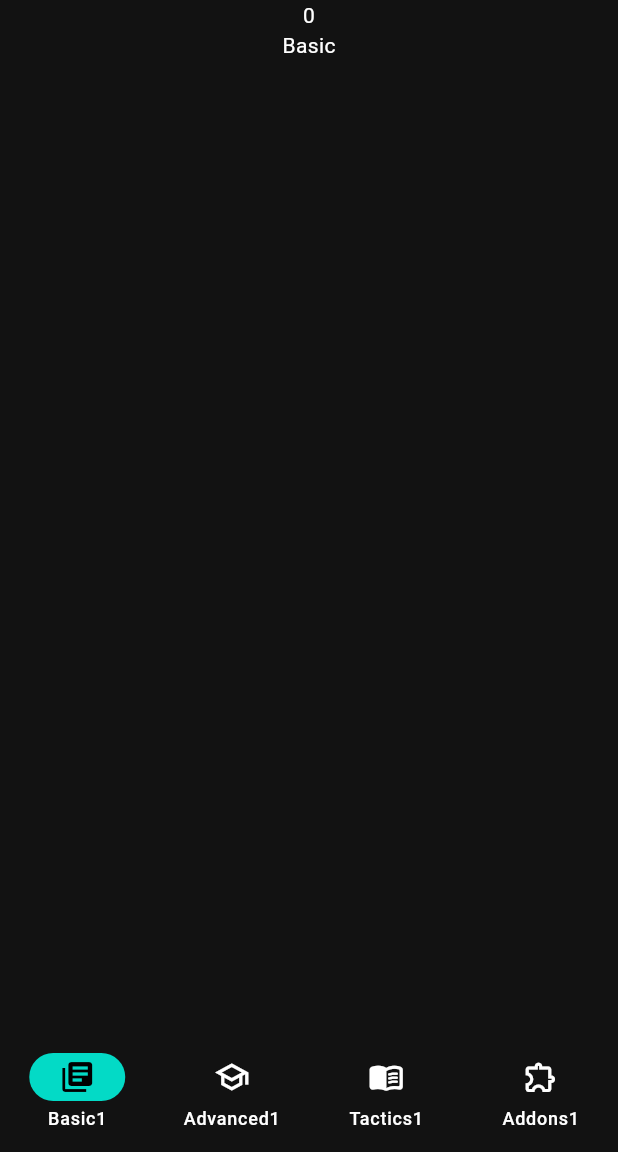
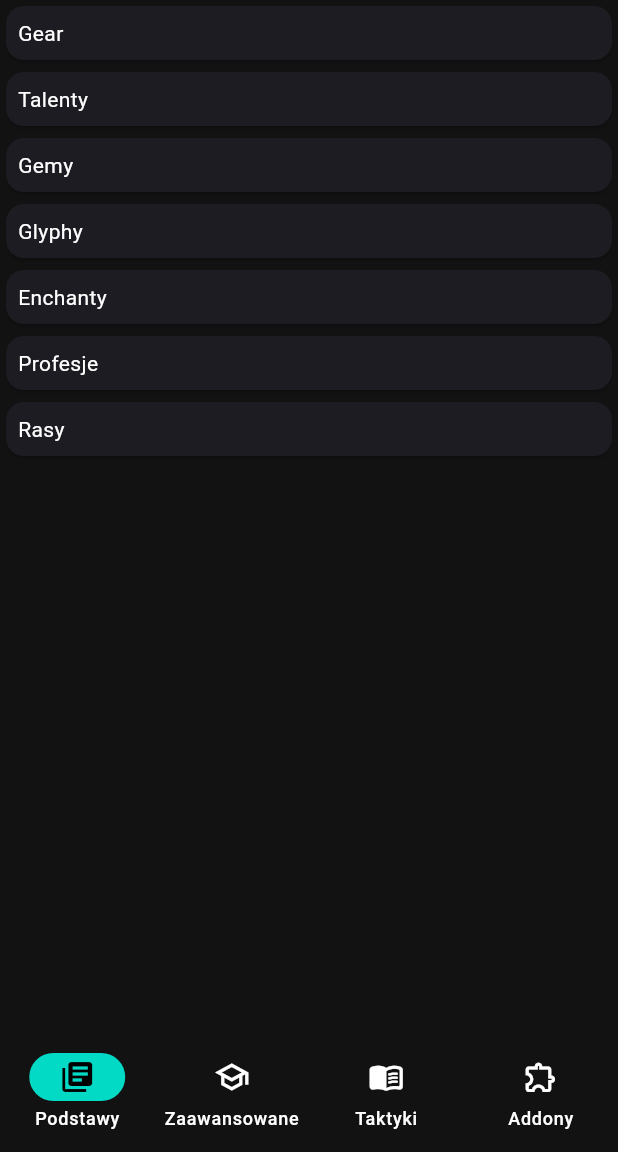
Before and after one commit to Xyriachi/Apps, a Flutter app: the screen it shows after launch, on a phone screen of 412 x 824 dp, the part 84-1236 px from its top. Run offline on Flutter 3.47's test engine with Material 2 defaults, Android fonts, the phone set to English and light mode, and no system bars; our stand-ins replace bloc, flutter_bloc.

Commit message:
Sub categories list and better navigation
Sub categories list for all categories,
Template for each item in sub categories list,
Better navigation

```diff
--- a/how_to_dywan/lib/bottom_nav_bar.dart
+++ b/how_to_dywan/lib/bottom_nav_bar.dart
@@ -15,7 +15,7 @@ class BottomNavBar extends StatelessWidget {
                   context.read<BottomNavCubit>().select(value),
                 },
             selectedIndex: state,
-            destinations: Destinations().getNavDestinations(state));
+            destinations: Destinations().getNavDestinations());
       },
     );
   }
--- /dev/null
+++ b/how_to_dywan/lib/categories/cat_data/addons_list.dart
@@ -0,0 +1,11 @@
+class AddonsList {
+  List<String> addonsList = [
+    'Deadly Boss Mods',
+    'Omen Threat Meter',
+    'Skada Damage Meter',
+  ];
+
+  getAddonsList() {
+    return addonsList;
+  }
+}
--- /dev/null
+++ b/how_to_dywan/lib/categories/cat_data/advanced_list.dart
@@ -0,0 +1,12 @@
+class AdvancedList {
+  List<String> advancedList = [
+    'Lista Spelli',
+    'Rotacja',
+    'Opener',
+    'Jedzenie i Mikstury',
+  ];
+
+  getAdvancedList() {
+    return advancedList;
+  }
+}
--- /dev/null
+++ b/how_to_dywan/lib/categories/cat_data/basic_list.dart
@@ -0,0 +1,17 @@
+class BasicList {
+  List<String> basicList = [
+    'Gear',
+    'Talenty',
+    'Gemy',
+    'Glyphy',
+    'Enchanty',
+    'Profesje',
+    'Rasy',
+  ];
+
+  get length => null;
+
+  getBasicList() {
+    return basicList;
+  }
+}
--- /dev/null
+++ b/how_to_dywan/lib/categories/cat_data/tactics_list.dart
@@ -0,0 +1,11 @@
+class TacticsList {
+  List<String> tacticsList = [
+    'Icecrown Citadel',
+    'The Ruby Sanctum',
+    'Trial of the Crusader',
+  ];
+
+  getTacticsList() {
+    return tacticsList;
+  }
+}
--- /dev/null
+++ b/how_to_dywan/lib/categories/sub_cat_template.dart
@@ -0,0 +1,37 @@
+import 'package:flutter/material.dart';
+import 'package:how_to_dywan/categories/cat_data/basic_list.dart';
+import 'package:how_to_dywan/categories/cat_data/advanced_list.dart';
+import 'package:how_to_dywan/categories/cat_data/tactics_list.dart';
+import 'package:how_to_dywan/categories/cat_data/addons_list.dart';
+import 'package:how_to_dywan/state/bottom_nav_cubit.dart';
+import 'package:flutter_bloc/flutter_bloc.dart';
+
+class SubCategoriesTemplate extends StatelessWidget {
+  const SubCategoriesTemplate({super.key});
+
+  @override
+  Widget build(BuildContext context) {
+    return BlocBuilder<BottomNavCubit, int>(
+      builder: (context, state) {
+        List subCategoryList = state == 0
+            ? BasicList().getBasicList()
+            : state == 1
+                ? AdvancedList().getAdvancedList()
+                : state == 2
+                    ? TacticsList().getTacticsList()
+                    : AddonsList().getAddonsList();
+        return ListView.builder(
+            itemCount: subCategoryList.length,
+            physics: const NeverScrollableScrollPhysics(),
+            itemBuilder: (context, index) {
+              return Card(
+                  elevation: 1,
+                  child: Padding(
+                    padding: const EdgeInsets.all(8.0),
+                    child: Text(subCategoryList[index]),
+                  ));
+            });
+      },
+    );
+  }
+}
--- a/how_to_dywan/lib/main.dart
+++ b/how_to_dywan/lib/main.dart
@@ -22,18 +22,21 @@ class MainApp extends StatelessWidget {
       ],
       child: MaterialApp(
         theme: ThemeData(
-            useMaterial3: true, colorScheme: const ColorScheme.dark()),
+          useMaterial3: true,
+          colorScheme: const ColorScheme.dark(),
+          cardTheme: const CardTheme(color: Color.fromARGB(255, 28, 28, 34)),
+        ),
         home: Scaffold(
           body: NestedScrollView(
             floatHeaderSlivers: true,
             headerSliverBuilder: (BuildContext context, bool isScrolled) {
               return [
-                TopAppBar(),
+                const TopAppBar(),
               ];
             },
-            body: NavigationLogic(),
+            body: const NavigationLogic(),
           ),
-          bottomNavigationBar: BottomNavBar(),
+          bottomNavigationBar: const BottomNavBar(),
         ),
       ),
     );
--- a/how_to_dywan/lib/navigation/destinations.dart
+++ b/how_to_dywan/lib/navigation/destinations.dart
@@ -6,117 +6,25 @@ class Destinations {
     NavigationDestination(
       icon: Icon(Icons.library_books_outlined),
       selectedIcon: Icon(Icons.library_books),
-      label: 'Basic',
+      label: 'Podstawy',
     ),
     NavigationDestination(
       icon: Icon(Icons.school_outlined),
       selectedIcon: Icon(Icons.school),
-      label: 'Advanced',
+      label: 'Zaawansowane',
     ),
     NavigationDestination(
       icon: Icon(Icons.menu_book_rounded),
-      label: 'Tactics',
+      label: 'Taktyki',
     ),
     NavigationDestination(
       icon: Icon(Icons.extension_outlined),
       selectedIcon: Icon(Icons.extension),
-      label: 'Addons',
-    ),
-  ];
-  List<Widget> basic = const [
-    NavigationDestination(
-      icon: Icon(Icons.library_books_outlined),
-      selectedIcon: Icon(Icons.library_books),
-      label: 'Basic1',
-    ),
-    NavigationDestination(
-      icon: Icon(Icons.school_outlined),
-      selectedIcon: Icon(Icons.school),
-      label: 'Advanced1',
-    ),
-    NavigationDestination(
-      icon: Icon(Icons.menu_book_rounded),
-      label: 'Tactics1',
-    ),
-    NavigationDestination(
-      icon: Icon(Icons.extension_outlined),
-      selectedIcon: Icon(Icons.extension),
-      label: 'Addons1',
-    ),
-  ];
-  List<Widget> advanced = const [
-    NavigationDestination(
-      icon: Icon(Icons.library_books_outlined),
-      selectedIcon: Icon(Icons.library_books),
-      label: 'Basic2',
-    ),
-    NavigationDestination(
-      icon: Icon(Icons.school_outlined),
-      selectedIcon: Icon(Icons.school),
-      label: 'Advanced2',
-    ),
-    NavigationDestination(
-      icon: Icon(Icons.menu_book_rounded),
-      label: 'Tactics2',
-    ),
-    NavigationDestination(
-      icon: Icon(Icons.extension_outlined),
-      selectedIcon: Icon(Icons.extension),
-      label: 'Addons2',
-    ),
-  ];
-  List<Widget> tactics = const [
-    NavigationDestination(
-      icon: Icon(Icons.library_books_outlined),
-      selectedIcon: Icon(Icons.library_books),
-      label: 'Basic3',
-    ),
-    NavigationDestination(
-      icon: Icon(Icons.school_outlined),
-      selectedIcon: Icon(Icons.school),
-      label: 'Advanced3',
-    ),
-    NavigationDestination(
-      icon: Icon(Icons.menu_book_rounded),
-      label: 'Tactics3',
-    ),
-    NavigationDestination(
-      icon: Icon(Icons.extension_outlined),
-      selectedIcon: Icon(Icons.extension),
-      label: 'Addons3',
-    ),
-  ];
-  List<Widget> addons = const [
-    NavigationDestination(
-      icon: Icon(Icons.library_books_outlined),
-      selectedIcon: Icon(Icons.library_books),
-      label: 'Basic4',
-    ),
-    NavigationDestination(
-      icon: Icon(Icons.school_outlined),
-      selectedIcon: Icon(Icons.school),
-      label: 'Advanced4',
-    ),
-    NavigationDestination(
-      icon: Icon(Icons.menu_book_rounded),
-      label: 'Tactics4',
-    ),
-    NavigationDestination(
-      icon: Icon(Icons.extension_outlined),
-      selectedIcon: Icon(Icons.extension),
-      label: 'Addons4',
+      label: 'Addony',
     ),
   ];
   //TODO home subcategories at launch and after returning to homepage
-  getNavDestinations(value) {
-    return value == 0
-        ? basic
-        : value == 1
-            ? advanced
-            : value == 2
-                ? tactics
-                : value == 3
-                    ? addons
-                    : home;
+  getNavDestinations() {
+    return home;
   }
 }
--- a/how_to_dywan/lib/navigation_logic.dart
+++ b/how_to_dywan/lib/navigation_logic.dart
@@ -1,5 +1,6 @@
 import 'package:flutter/material.dart';
 import 'package:flutter_bloc/flutter_bloc.dart';
+import 'package:how_to_dywan/categories/sub_cat_template.dart';
 import 'package:how_to_dywan/state/bottom_nav_cubit.dart';
 
 class NavigationLogic extends StatelessWidget {
@@ -9,18 +10,7 @@ class NavigationLogic extends StatelessWidget {
   Widget build(BuildContext context) {
     return BlocBuilder<BottomNavCubit, int>(
       builder: (context, state) {
-        return Column(
-          children: [
-            Text('$state'),
-            Text('$state' == '0'
-                ? 'Basic'
-                : '$state' == '1'
-                    ? 'Advanced'
-                    : '$state' == '2'
-                        ? 'Tactics'
-                        : 'Addons')
-          ],
-        );
+        return const SubCategoriesTemplate();
       },
     );
   }
--- a/how_to_dywan/lib/top_app_bar.dart
+++ b/how_to_dywan/lib/top_app_bar.dart
@@ -15,7 +15,7 @@ class TopAppBar extends StatelessWidget {
             onTap: () {
               context.read<BottomNavCubit>().select(0);
             },
-            child: Text('How to Dywan?'),
+            child: const Text('How to Dywan?'),
           );
         },
       ),
```
